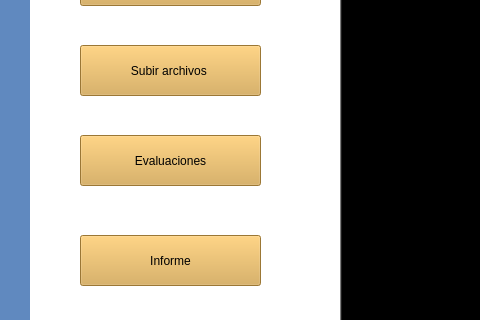
The window that CursoAsignatura1.ui (Shanem007/AulaVirtual) describes before a commit, drawn with Qt 5; both pictures show x 0 to 480 and y 225 to 545 of the 772 by 690 pixel window.
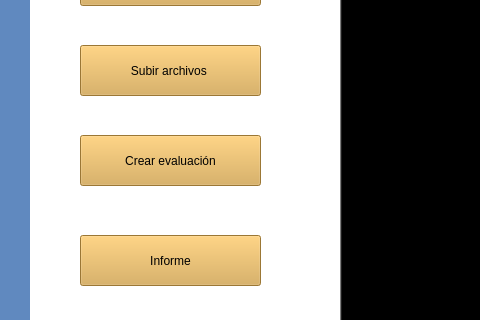
The same window after the commit. Icons and pictures are not drawn.

Patch:
```diff
--- a/CursoAsignatura1.ui
+++ b/CursoAsignatura1.ui
@@ -99,7 +99,7 @@
 font: 700 14pt &quot;Segoe UI&quot;;</string>
     </property>
     <property name="text">
-     <string>Evaluaciones</string>
+     <string>Crear evaluación</string>
     </property>
    </widget>
    <widget class="QPushButton" name="botonInforme">
```
